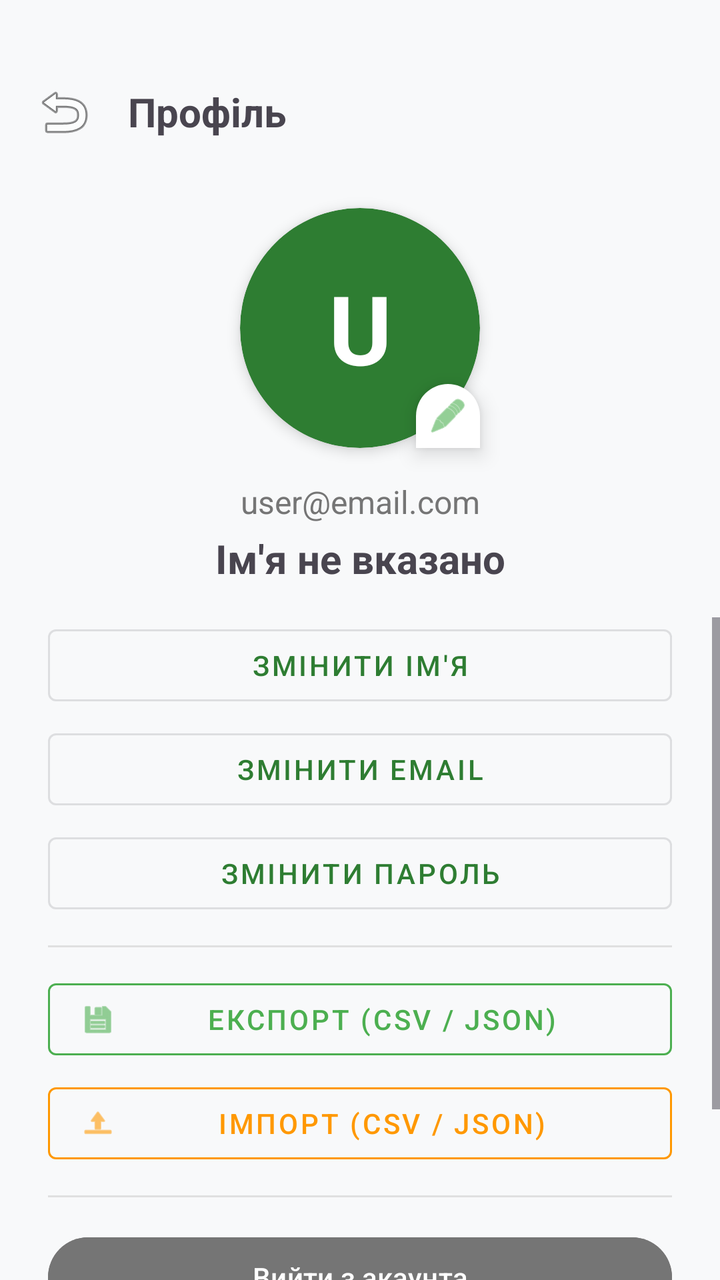
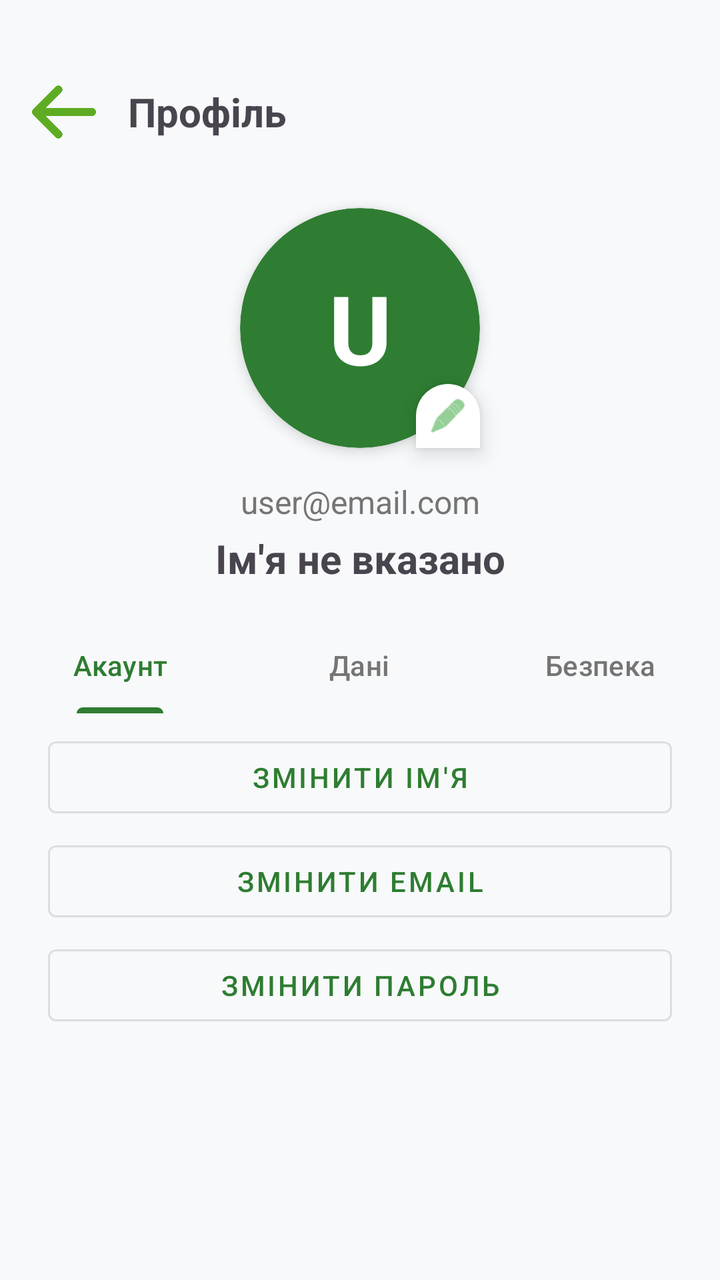

Two renders of the same Android screen: before a commit and after it. Below are the layout's source before the change and the commit's diff.
<!-- AndroidManifest.xml: application theme Theme.MyFinance -->
<!-- res/layout/activity_profile.xml -->
<?xml version="1.0" encoding="utf-8"?>
<androidx.constraintlayout.widget.ConstraintLayout xmlns:android="http://schemas.android.com/apk/res/android"
    xmlns:app="http://schemas.android.com/apk/res-auto"
    xmlns:tools="http://schemas.android.com/tools"
    android:layout_width="match_parent"
    android:layout_height="match_parent"
    android:background="#F8F9FA"
    tools:context=".ProfileActivity">

    <LinearLayout
        android:id="@+id/toolbar"
        android:layout_width="match_parent"
        android:layout_height="wrap_content"
        android:layout_marginTop="24dp"
        android:gravity="center_vertical"
        android:minHeight="?attr/actionBarSize"
        android:orientation="horizontal"
        android:paddingHorizontal="16dp"
        app:layout_constraintTop_toTopOf="parent">

        <ImageView
            android:id="@+id/btnBack"
            android:layout_width="32dp"
            android:layout_height="32dp"
            android:contentDescription="Назад"
            android:src="@android:drawable/ic_menu_revert" />

        <TextView
            android:layout_width="wrap_content"
            android:layout_height="wrap_content"
            android:layout_marginStart="16dp"
            android:text="Профіль"
            android:textSize="20sp"
            android:textStyle="bold" />
    </LinearLayout>

    <androidx.cardview.widget.CardView
        android:id="@+id/cvBigProfile"
        android:layout_width="120dp"
        android:layout_height="120dp"
        android:layout_marginTop="16dp"
        android:clickable="true"
        android:focusable="true"
        android:foreground="?android:attr/selectableItemBackground"
        app:cardBackgroundColor="@color/primary_green"
        app:cardCornerRadius="60dp"
        app:cardElevation="4dp"
        app:layout_constraintEnd_toEndOf="parent"
        app:layout_constraintStart_toStartOf="parent"
        app:layout_constraintTop_toBottomOf="@id/toolbar">

        <TextView
            android:id="@+id/tvBigProfileLetter"
            android:layout_width="match_parent"
            android:layout_height="match_parent"
            android:gravity="center"
            android:text="U"
            android:textColor="#FFFFFF"
            android:textSize="48sp"
            android:textStyle="bold" />

        <ImageView
            android:id="@+id/ivBigProfile"
            android:layout_width="match_parent"
            android:layout_height="match_parent"
            android:scaleType="centerCrop"
            android:visibility="gone" />
    </androidx.cardview.widget.CardView>

    <ImageView
        android:layout_width="32dp"
        android:layout_height="32dp"
        android:background="@drawable/rounded_bottom_sheet"
        android:elevation="6dp"
        android:padding="6dp"
        android:src="@android:drawable/ic_menu_edit"
        app:layout_constraintBottom_toBottomOf="@id/cvBigProfile"
        app:layout_constraintEnd_toEndOf="@id/cvBigProfile"
        app:tint="#4CAF50" />

    <TextView
        android:id="@+id/tvEmailDisplay"
        android:layout_width="wrap_content"
        android:layout_height="wrap_content"
        android:layout_marginTop="16dp"
        android:text="user@email.com"
        android:textColor="#757575"
        android:textSize="16sp"
        app:layout_constraintEnd_toEndOf="parent"
        app:layout_constraintStart_toStartOf="parent"
        app:layout_constraintTop_toBottomOf="@id/cvBigProfile" />

    <TextView
        android:id="@+id/tvNameDisplay"
        android:layout_width="wrap_content"
        android:layout_height="wrap_content"
        android:layout_marginTop="4dp"
        android:text="Ім'я не вказано"
        android:textSize="20sp"
        android:textStyle="bold"
        app:layout_constraintEnd_toEndOf="parent"
        app:layout_constraintStart_toStartOf="parent"
        app:layout_constraintTop_toBottomOf="@id/tvEmailDisplay" />

    <ScrollView
        android:layout_width="match_parent"
        android:layout_height="0dp"
        android:layout_marginTop="16dp"
        app:layout_constraintBottom_toBottomOf="parent"
        app:layout_constraintTop_toBottomOf="@id/tvNameDisplay">

        <LinearLayout
            android:layout_width="match_parent"
            android:layout_height="wrap_content"
            android:orientation="vertical"
            android:paddingHorizontal="24dp"
            android:paddingBottom="24dp">

            <Button
                android:id="@+id/btnChangeName"
                style="@style/Widget.MaterialComponents.Button.OutlinedButton"
                android:layout_width="match_parent"
                android:layout_height="wrap_content"
                android:layout_marginBottom="4dp"
                android:text="Змінити ім'я" />

            <Button
                android:id="@+id/btnChangeEmail"
                style="@style/Widget.MaterialComponents.Button.OutlinedButton"
                android:layout_width="match_parent"
                android:layout_height="wrap_content"
                android:layout_marginBottom="4dp"
                android:text="Змінити Email" />

            <Button
                android:id="@+id/btnChangePassword"
                style="@style/Widget.MaterialComponents.Button.OutlinedButton"
                android:layout_width="match_parent"
                android:layout_height="wrap_content"
                android:layout_marginBottom="12dp"
                android:text="Змінити Пароль" />

            <View
                android:layout_width="match_parent"
                android:layout_height="1dp"
                android:layout_marginBottom="12dp"
                android:background="#E0E0E0" />

            <Button
                android:id="@+id/btnExportData"
                style="@style/Widget.MaterialComponents.Button.OutlinedButton"
                android:layout_width="match_parent"
                android:layout_height="wrap_content"
                android:layout_marginBottom="4dp"
                android:text="Експорт (CSV / JSON)"
                android:textColor="#4CAF50"
                app:icon="@android:drawable/ic_menu_save"
                app:iconTint="#4CAF50"
                app:strokeColor="#4CAF50" />

            <Button
                android:id="@+id/btnImportData"
                style="@style/Widget.MaterialComponents.Button.OutlinedButton"
                android:layout_width="match_parent"
                android:layout_height="wrap_content"
                android:layout_marginBottom="12dp"
                android:text="Імпорт (CSV / JSON)"
                android:textColor="#FF9800"
                app:icon="@android:drawable/ic_menu_upload"
                app:iconTint="#FF9800"
                app:strokeColor="#FF9800" />

            <View
                android:layout_width="match_parent"
                android:layout_height="1dp"
                android:layout_marginBottom="16dp"
                android:background="#E0E0E0" />

            <Button
                android:id="@+id/btnLogout"
                android:layout_width="match_parent"
                android:layout_height="wrap_content"
                android:layout_marginBottom="4dp"
                android:backgroundTint="#757575"
                android:text="Вийти з акаунта" />

            <Button
                android:id="@+id/btnDeleteAccount"
                android:layout_width="match_parent"
                android:layout_height="wrap_content"
                android:layout_marginBottom="16dp"
                android:backgroundTint="#F44336"
                android:text="Видалити акаунт"
                android:textColor="#FFFFFF" />

        </LinearLayout>
    </ScrollView>

    <ProgressBar
        android:id="@+id/progressBar"
        android:layout_width="wrap_content"
        android:layout_height="wrap_content"
        android:visibility="gone"
        app:layout_constraintBottom_toBottomOf="parent"
        app:layout_constraintEnd_toEndOf="parent"
        app:layout_constraintStart_toStartOf="parent"
        app:layout_constraintTop_toTopOf="parent" />

</androidx.constraintlayout.widget.ConstraintLayout>
<!-- resources referenced by this layout -->
<resources>
  <color name="primary_green">#2E7D32</color>
  <!-- drawable rounded_bottom_sheet (drawable) -->
  <?xml version="1.0" encoding="utf-8"?>
  <shape xmlns:android="http://schemas.android.com/apk/res/android"
      android:shape="rectangle">
      <solid android:color="#FFFFFF" />
      <corners
          android:topLeftRadius="24dp"
          android:topRightRadius="24dp" />
  </shape>
  <style name="Theme.MyFinance" parent="Base.Theme.MyFinance" />
  <style name="Base.Theme.MyFinance" parent="Theme.Material3.DayNight.NoActionBar">
          <item name="colorPrimary">@color/primary_green</item>
          <item name="colorSecondary">@color/primary_green_light</item>
      </style>
  <color name="primary_green_light">#4CAF50</color>
</resources>

<!-- the commit's change to res/layout/activity_profile.xml (unified diff, before → after) -->
@@ -23,7 +23,7 @@
             android:layout_width="32dp"
             android:layout_height="32dp"
             android:contentDescription="Назад"
-            android:src="@android:drawable/ic_menu_revert" />
+            android:src="@drawable/ic_back_arrow" />
 
         <TextView
             android:layout_width="wrap_content"
@@ -102,98 +102,135 @@
         app:layout_constraintStart_toStartOf="parent"
         app:layout_constraintTop_toBottomOf="@id/tvEmailDisplay" />
 
+    <com.google.android.material.tabs.TabLayout
+        android:id="@+id/tabLayout"
+        android:layout_width="match_parent"
+        android:layout_height="wrap_content"
+        android:layout_marginTop="16dp"
+        android:background="@android:color/transparent"
+        app:layout_constraintTop_toBottomOf="@id/tvNameDisplay"
+        app:tabIndicatorColor="@color/primary_green"
+        app:tabSelectedTextColor="@color/primary_green"
+        app:tabTextColor="#757575">
+
+        <com.google.android.material.tabs.TabItem
+            android:layout_width="wrap_content"
+            android:layout_height="wrap_content"
+            android:text="Акаунт" />
+
+        <com.google.android.material.tabs.TabItem
+            android:layout_width="wrap_content"
+            android:layout_height="wrap_content"
+            android:text="Дані" />
+
+        <com.google.android.material.tabs.TabItem
+            android:layout_width="wrap_content"
+            android:layout_height="wrap_content"
+            android:text="Безпека" />
+    </com.google.android.material.tabs.TabLayout>
+
     <ScrollView
         android:layout_width="match_parent"
         android:layout_height="0dp"
-        android:layout_marginTop="16dp"
+        android:layout_marginTop="8dp"
         app:layout_constraintBottom_toBottomOf="parent"
-        app:layout_constraintTop_toBottomOf="@id/tvNameDisplay">
-
-        <LinearLayout
+        app:layout_constraintTop_toBottomOf="@id/tabLayout">
+
+        <FrameLayout
             android:layout_width="match_parent"
             android:layout_height="wrap_content"
-            android:orientation="vertical"
             android:paddingHorizontal="24dp"
             android:paddingBottom="24dp">
 
-            <Button
-                android:id="@+id/btnChangeName"
-                style="@style/Widget.MaterialComponents.Button.OutlinedButton"
+            
+            <LinearLayout
+                android:id="@+id/layoutAccount"
                 android:layout_width="match_parent"
                 android:layout_height="wrap_content"
-                android:layout_marginBottom="4dp"
-                android:text="Змінити ім'я" />
-
-            <Button
-                android:id="@+id/btnChangeEmail"
-                style="@style/Widget.MaterialComponents.Button.OutlinedButton"
+                android:orientation="vertical">
+
+                <Button
+                    android:id="@+id/btnChangeName"
+                    style="@style/Widget.MaterialComponents.Button.OutlinedButton"
+                    android:layout_width="match_parent"
+                    android:layout_height="wrap_content"
+                    android:layout_marginBottom="4dp"
+                    android:text="Змінити ім'я" />
+
+                <Button
+                    android:id="@+id/btnChangeEmail"
+                    style="@style/Widget.MaterialComponents.Button.OutlinedButton"
+                    android:layout_width="match_parent"
+                    android:layout_height="wrap_content"
+                    android:layout_marginBottom="4dp"
+                    android:text="Змінити Email" />
+
+                <Button
+                    android:id="@+id/btnChangePassword"
+                    style="@style/Widget.MaterialComponents.Button.OutlinedButton"
+                    android:layout_width="match_parent"
+                    android:layout_height="wrap_content"
+                    android:text="Змінити Пароль" />
+            </LinearLayout>
+
+            
+            <LinearLayout
+                android:id="@+id/layoutData"
                 android:layout_width="match_parent"
                 android:layout_height="wrap_content"
-                android:layout_marginBottom="4dp"
-                android:text="Змінити Email" />
-
-            <Button
-                android:id="@+id/btnChangePassword"
-                style="@style/Widget.MaterialComponents.Button.OutlinedButton"
+                android:orientation="vertical"
+                android:visibility="gone">
+
+                <Button
+                    android:id="@+id/btnExportData"
+                    style="@style/Widget.MaterialComponents.Button.OutlinedButton"
+                    android:layout_width="match_parent"
+                    android:layout_height="wrap_content"
+                    android:layout_marginBottom="4dp"
+                    android:text="Експорт (CSV / JSON)"
+                    android:textColor="#4CAF50"
+                    app:icon="@android:drawable/ic_menu_save"
+                    app:iconTint="#4CAF50"
+                    app:strokeColor="#4CAF50" />
+
+                <Button
+                    android:id="@+id/btnImportData"
+                    style="@style/Widget.MaterialComponents.Button.OutlinedButton"
+                    android:layout_width="match_parent"
+                    android:layout_height="wrap_content"
+                    android:text="Імпорт (CSV / JSON)"
+                    android:textColor="#FF9800"
+                    app:icon="@android:drawable/ic_menu_upload"
+                    app:iconTint="#FF9800"
+                    app:strokeColor="#FF9800" />
+            </LinearLayout>
+
+            
+            <LinearLayout
+                android:id="@+id/layoutSystem"
                 android:layout_width="match_parent"
                 android:layout_height="wrap_content"
-                android:layout_marginBottom="12dp"
-                android:text="Змінити Пароль" />
-
-            <View
-                android:layout_width="match_parent"
-                android:layout_height="1dp"
-                android:layout_marginBottom="12dp"
-                android:background="#E0E0E0" />
-
-            <Button
-                android:id="@+id/btnExportData"
-                style="@style/Widget.MaterialComponents.Button.OutlinedButton"
-                android:layout_width="match_parent"
-                android:layout_height="wrap_content"
-                android:layout_marginBottom="4dp"
-                android:text="Експорт (CSV / JSON)"
-                android:textColor="#4CAF50"
-                app:icon="@android:drawable/ic_menu_save"
-                app:iconTint="#4CAF50"
-                app:strokeColor="#4CAF50" />
-
-            <Button
-                android:id="@+id/btnImportData"
-                style="@style/Widget.MaterialComponents.Button.OutlinedButton"
-                android:layout_width="match_parent"
-                android:layout_height="wrap_content"
-                android:layout_marginBottom="12dp"
-                android:text="Імпорт (CSV / JSON)"
-                android:textColor="#FF9800"
-                app:icon="@android:drawable/ic_menu_upload"
-                app:iconTint="#FF9800"
-                app:strokeColor="#FF9800" />
-
-            <View
-                android:layout_width="match_parent"
-                android:layout_height="1dp"
-                android:layout_marginBottom="16dp"
-                android:background="#E0E0E0" />
-
-            <Button
-                android:id="@+id/btnLogout"
-                android:layout_width="match_parent"
-                android:layout_height="wrap_content"
-                android:layout_marginBottom="4dp"
-                android:backgroundTint="#757575"
-                android:text="Вийти з акаунта" />
-
-            <Button
-                android:id="@+id/btnDeleteAccount"
-                android:layout_width="match_parent"
-                android:layout_height="wrap_content"
-                android:layout_marginBottom="16dp"
-                android:backgroundTint="#F44336"
-                android:text="Видалити акаунт"
-                android:textColor="#FFFFFF" />
-
-        </LinearLayout>
+                android:orientation="vertical"
+                android:visibility="gone">
+
+                <Button
+                    android:id="@+id/btnLogout"
+                    android:layout_width="match_parent"
+                    android:layout_height="wrap_content"
+                    android:layout_marginBottom="4dp"
+                    android:backgroundTint="#757575"
+                    android:text="Вийти з акаунта" />
+
+                <Button
+                    android:id="@+id/btnDeleteAccount"
+                    android:layout_width="match_parent"
+                    android:layout_height="wrap_content"
+                    android:backgroundTint="#F44336"
+                    android:text="Видалити акаунт"
+                    android:textColor="#FFFFFF" />
+            </LinearLayout>
+
+        </FrameLayout>
     </ScrollView>
 
     <ProgressBar
<!-- resource entries referenced after the edit -->
@@ -1,6 +1,7 @@
 <!-- resources referenced by this layout -->
 <resources>
   <color name="primary_green">#2E7D32</color>
+  <!-- drawable ic_back_arrow: png bitmap (drawable, 6990 bytes) -->
   <!-- drawable rounded_bottom_sheet (drawable) -->
   <?xml version="1.0" encoding="utf-8"?>
   <shape xmlns:android="http://schemas.android.com/apk/res/android"
